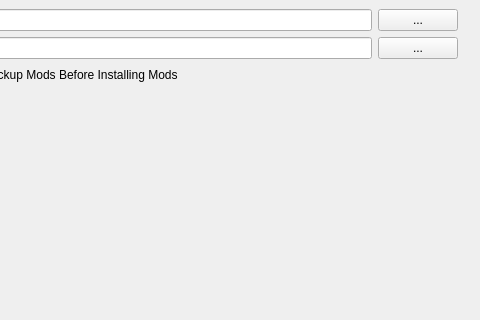
Qt form forms/mainwindow.ui (quentin452/ArkSurvivalEvolvedModpackInstallerandCreator) before a commit; both pictures show x 320 to 800 and y 0 to 320 of the 800 by 600 pixel window.
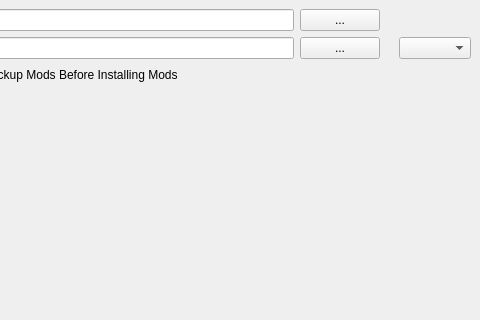
The same form after that commit.

Commit message: Add menu selection of saved modid lists + consolidate update things

The edit to the form file:
```diff
--- a/forms/mainwindow.ui
+++ b/forms/mainwindow.ui
@@ -80,6 +80,9 @@
             </property>
           </widget>
         </item>
+        <item row="2" column="4">
+          <widget class="QComboBox" name="modsFileComboBox"/>
+        </item>
         <item row="4" column="0">
           <widget class="QPushButton" name="installButton">
             <property name="text">
```
The commit also changes 2 other files.
